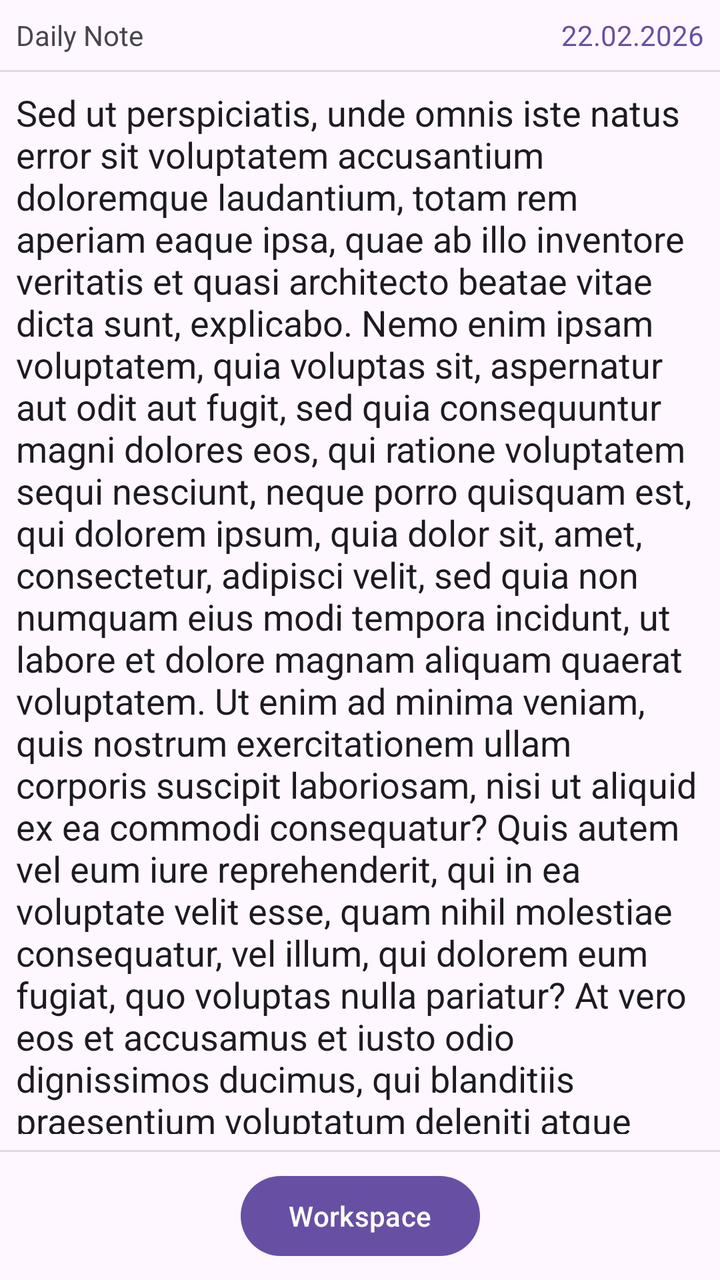
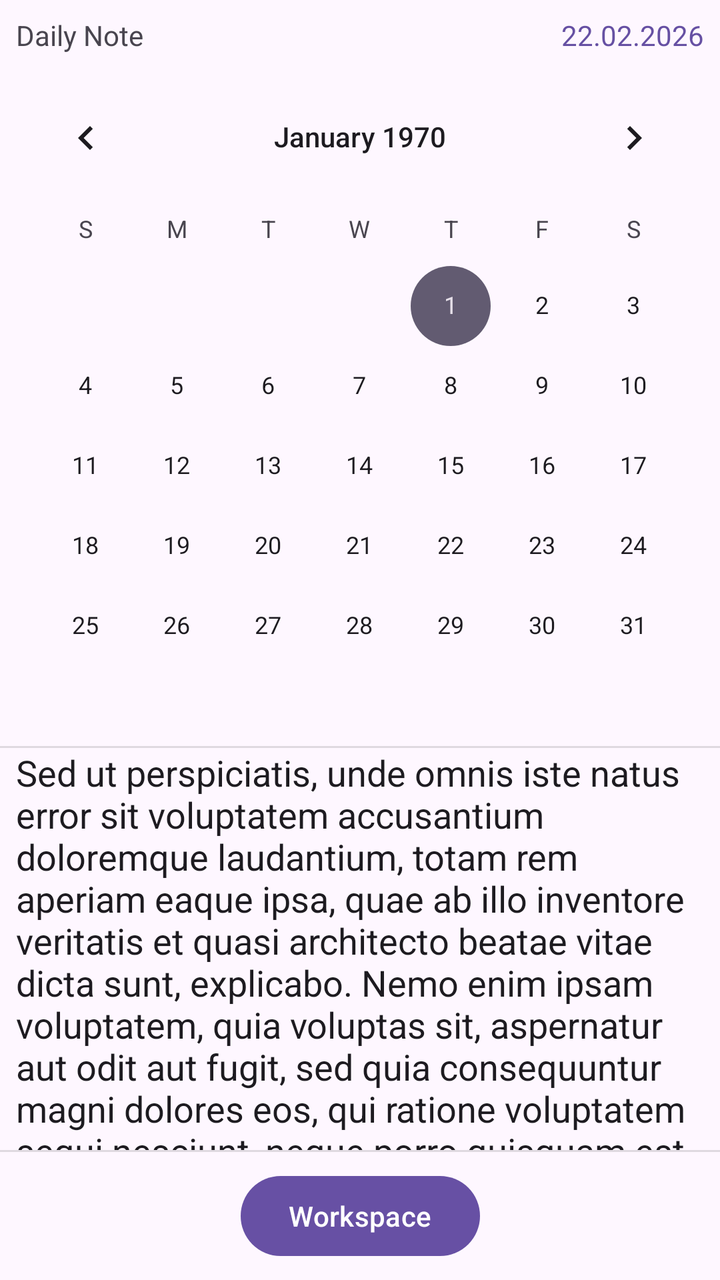

Screens rendered from an Android XML layout before and after an edit, with the pre-edit source and the edit as a unified diff.
<!-- AndroidManifest.xml: application theme Theme.WhatIKnow -->
<!-- res/layout/activity_mark.xml -->
<?xml version="1.0" encoding="utf-8"?>
<androidx.constraintlayout.widget.ConstraintLayout xmlns:android="http://schemas.android.com/apk/res/android"
    xmlns:app="http://schemas.android.com/apk/res-auto"
    xmlns:tools="http://schemas.android.com/tools"
    android:id="@+id/main"
    android:layout_width="match_parent"
    android:layout_height="match_parent"
    tools:context=".ui.mark.MarkActivity">

    <Button
        android:id="@+id/workspaceButton"
        android:layout_width="wrap_content"
        android:layout_height="wrap_content"
        android:layout_marginBottom="8dp"
        android:text="Workspace"
        app:layout_constraintBottom_toBottomOf="parent"
        app:layout_constraintEnd_toEndOf="parent"
        app:layout_constraintStart_toStartOf="parent" />

    <TextView
        android:id="@+id/titleTextView"
        android:layout_width="wrap_content"
        android:layout_height="wrap_content"
        android:layout_marginStart="8dp"
        android:layout_marginTop="8dp"
        android:text="Daily Note"
        app:layout_constraintStart_toStartOf="parent"
        app:layout_constraintTop_toTopOf="parent" />

    <View
        android:id="@+id/topDivider"
        android:layout_width="427dp"
        android:layout_height="1dp"
        android:layout_marginTop="8dp"
        android:background="?android:attr/listDivider"
        app:layout_constraintEnd_toEndOf="parent"
        app:layout_constraintStart_toStartOf="parent"
        app:layout_constraintTop_toBottomOf="@+id/titleTextView" />

    <View
        android:id="@+id/bottomDivider"
        android:layout_width="409dp"
        android:layout_height="1dp"
        android:layout_marginBottom="8dp"
        android:background="?android:attr/listDivider"
        app:layout_constraintBottom_toTopOf="@+id/workspaceButton"
        app:layout_constraintEnd_toEndOf="parent"
        app:layout_constraintStart_toStartOf="parent" />

    <EditText
        android:id="@+id/noteEditText"
        android:layout_width="0dp"
        android:layout_height="0dp"
        android:layout_marginStart="8dp"
        android:layout_marginTop="8dp"
        android:layout_marginEnd="8dp"
        android:layout_marginBottom="8dp"
        android:background="@null"
        android:ems="10"
        android:gravity="start|top"
        android:hint="How was your day?"
        android:importantForAutofill="no"
        android:inputType="textMultiLine"
        android:text="@string/lorem_ipsum"
        app:layout_constraintBottom_toTopOf="@+id/bottomDivider"
        app:layout_constraintEnd_toEndOf="parent"
        app:layout_constraintHorizontal_bias="0.0"
        app:layout_constraintStart_toStartOf="parent"
        app:layout_constraintTop_toBottomOf="@+id/topDivider"
        app:layout_constraintVertical_bias="1.0" />

    <TextView
        android:id="@+id/dateTextView"
        android:layout_width="wrap_content"
        android:layout_height="wrap_content"
        android:layout_marginTop="8dp"
        android:layout_marginEnd="8dp"
        android:text="22.02.2026"
        android:textColor="#6650A3"
        app:layout_constraintEnd_toEndOf="parent"
        app:layout_constraintTop_toTopOf="parent" />

</androidx.constraintlayout.widget.ConstraintLayout>
<!-- resources referenced by this layout -->
<resources>
  <string name="lorem_ipsum">Sed ut perspiciatis, unde omnis iste natus error sit voluptatem accusantium doloremque laudantium, totam rem aperiam eaque ipsa, quae ab illo inventore veritatis et quasi architecto beatae vitae dicta sunt, explicabo. Nemo enim ipsam voluptatem, quia voluptas sit, aspernatur aut odit aut fugit, sed quia consequuntur magni dolores eos, qui ratione voluptatem sequi nesciunt, neque porro quisquam est, qui dolorem ipsum, quia dolor sit, amet, consectetur, adipisci velit, sed quia non numquam eius modi tempora incidunt, ut labore et dolore magnam aliquam quaerat voluptatem. Ut enim ad minima veniam, quis nostrum exercitationem ullam corporis suscipit laboriosam, nisi ut aliquid ex ea commodi consequatur? Quis autem vel eum iure reprehenderit, qui in ea voluptate velit esse, quam nihil molestiae consequatur, vel illum, qui dolorem eum fugiat, quo voluptas nulla pariatur? At vero eos et accusamus et iusto odio dignissimos ducimus, qui blanditiis praesentium voluptatum deleniti atque corrupti, quos dolores et quas molestias excepturi sint, obcaecati cupiditate non provident, similique sunt in culpa, qui officia deserunt mollitia animi, id est laborum et dolorum fuga. Et harum quidem rerum facilis est et expedita distinctio. Nam libero tempore, cum soluta nobis est eligendi optio, cumque nihil impedit, quo minus id, quod maxime placeat, facere possimus, omnis voluptas assumenda est, omnis dolor repellendus. Temporibus autem quibusdam et aut officiis debitis aut rerum necessitatibus saepe eveniet, ut et voluptates repudiandae sint et molestiae non recusandae. Itaque earum rerum hic tenetur a sapiente delectus, ut aut reiciendis voluptatibus maiores alias consequatur aut perferendis doloribus asperiores repellat.</string>
  <style name="Theme.WhatIKnow" parent="Base.Theme.WhatIKnow" />
  <style name="Base.Theme.WhatIKnow" parent="Theme.Material3.DayNight.NoActionBar">
          
          
      </style>
</resources>

<!-- the commit's change to res/layout/activity_mark.xml (unified diff, before → after) -->
@@ -31,11 +31,10 @@
         android:id="@+id/topDivider"
         android:layout_width="427dp"
         android:layout_height="1dp"
-        android:layout_marginTop="8dp"
         android:background="?android:attr/listDivider"
         app:layout_constraintEnd_toEndOf="parent"
         app:layout_constraintStart_toStartOf="parent"
-        app:layout_constraintTop_toBottomOf="@+id/titleTextView" />
+        app:layout_constraintTop_toBottomOf="@+id/dateSelectCalendarView" />
 
     <View
         android:id="@+id/bottomDivider"
@@ -52,9 +51,7 @@
         android:layout_width="0dp"
         android:layout_height="0dp"
         android:layout_marginStart="8dp"
-        android:layout_marginTop="8dp"
         android:layout_marginEnd="8dp"
-        android:layout_marginBottom="8dp"
         android:background="@null"
         android:ems="10"
         android:gravity="start|top"
@@ -66,8 +63,7 @@
         app:layout_constraintEnd_toEndOf="parent"
         app:layout_constraintHorizontal_bias="0.0"
         app:layout_constraintStart_toStartOf="parent"
-        app:layout_constraintTop_toBottomOf="@+id/topDivider"
-        app:layout_constraintVertical_bias="1.0" />
+        app:layout_constraintTop_toBottomOf="@+id/topDivider" />
 
     <TextView
         android:id="@+id/dateTextView"
@@ -80,4 +76,13 @@
         app:layout_constraintEnd_toEndOf="parent"
         app:layout_constraintTop_toTopOf="parent" />
 
+    <CalendarView
+        android:id="@+id/dateSelectCalendarView"
+        android:layout_width="0dp"
+        android:layout_height="wrap_content"
+        android:layout_marginTop="8dp"
+        app:layout_constraintEnd_toEndOf="parent"
+        app:layout_constraintStart_toStartOf="parent"
+        app:layout_constraintTop_toBottomOf="@+id/titleTextView" />
+
 </androidx.constraintlayout.widget.ConstraintLayout>
